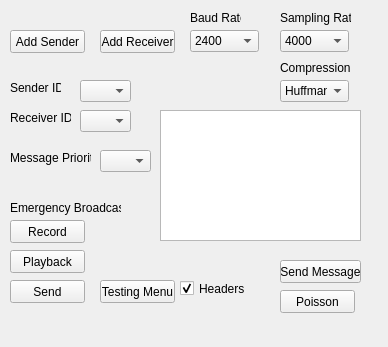
Old version of the form Paging/senderwindow.ui in the repository acranbury/Paging.
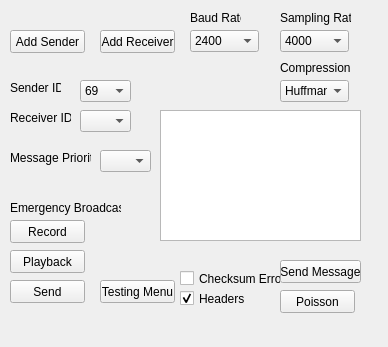
New version of the form.

```diff
--- a/Paging/senderwindow.ui
+++ b/Paging/senderwindow.ui
@@ -33,6 +33,11 @@
       <height>22</height>
      </rect>
     </property>
+    <item>
+     <property name="text">
+      <string>69</string>
+     </property>
+    </item>
    </widget>
    <widget class="QComboBox" name="receiverCmb">
     <property name="geometry">
@@ -297,7 +302,7 @@
     <property name="geometry">
      <rect>
       <x>180</x>
-      <y>280</y>
+      <y>290</y>
       <width>70</width>
       <height>17</height>
      </rect>
@@ -360,6 +365,19 @@
      <string>Compression</string>
     </property>
    </widget>
+   <widget class="QCheckBox" name="checksumChk">
+    <property name="geometry">
+     <rect>
+      <x>180</x>
+      <y>270</y>
+      <width>101</width>
+      <height>17</height>
+     </rect>
+    </property>
+    <property name="text">
+     <string>Checksum Error</string>
+    </property>
+   </widget>
   </widget>
   <widget class="QMenuBar" name="menuBar">
    <property name="geometry">
```
Left out of the diff: 2 changed lines with no effect on the pictures.
